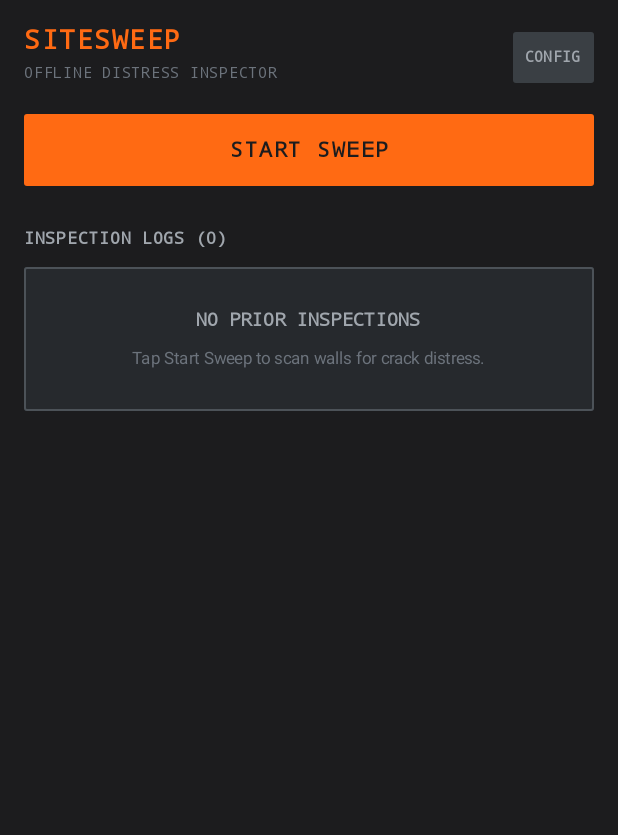
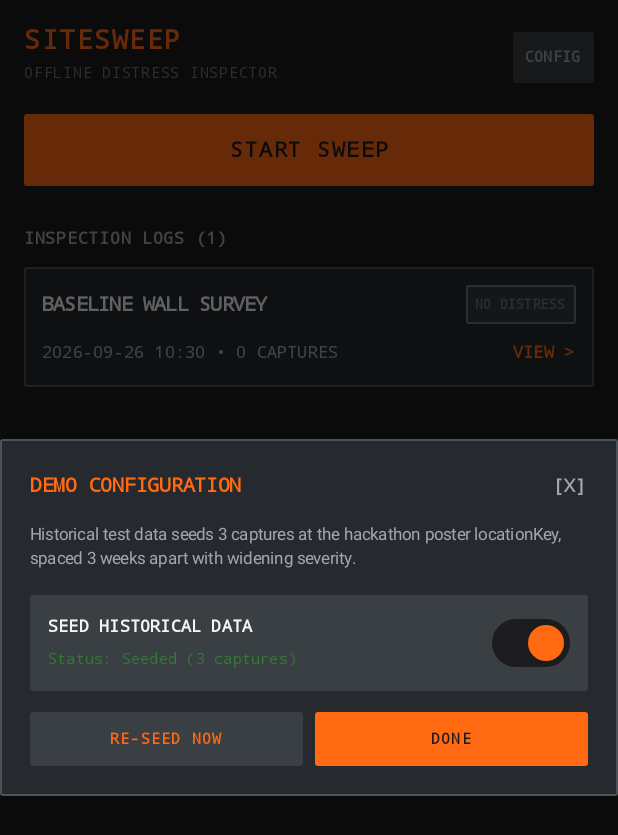
Before and after one commit to eka1357/SiteSweep_Live, an Android app built with Jetpack Compose: the screen it shows after launch (MainActivity), after a tap on "CONFIG", on a phone screen of 412 x 824 dp. Shown: the top 835 px of the screen. Run offline under Robolectric (Android 15) with nearby library versions, the light colour scheme and no system bars; our stand-ins replace Room's generated code.

Commit message:
Feature 6: DemoSeeder with 3 historical captures 3 weeks apart with widening severity and minimal settings toggle

```diff
--- a/app/build.gradle.kts
+++ b/app/build.gradle.kts
@@ -54,6 +54,10 @@ android {
             excludes += "/META-INF/{AL2.0,LGPL2.1}"
         }
     }
+
+    testOptions {
+        unitTests.isReturnDefaultValues = true
+    }
 }
 
 dependencies {
--- a/app/src/main/java/com/sitesweep/MainActivity.kt
+++ b/app/src/main/java/com/sitesweep/MainActivity.kt
@@ -99,8 +99,23 @@ class MainActivity : ComponentActivity() {
                     }
                 }
 
+                val app = context.applicationContext as SiteSweepApplication
+                LaunchedEffect(Unit) {
+                    val seeder = com.sitesweep.data.demo.DemoSeeder(context, app.repository)
+                    if (!seeder.isSeeded()) {
+                        seeder.seed()
+                    }
+                }
+
                 if (hasCameraPermission) {
                     var currentScreen by remember { mutableStateOf<AppScreen>(AppScreen.SessionList) }
+                    var showSettingsDialog by remember { mutableStateOf(false) }
+
+                    if (showSettingsDialog) {
+                        com.sitesweep.ui.settings.DemoSettingsDialog(
+                            onDismiss = { showSettingsDialog = false }
+                        )
+                    }
 
                     when (val screen = currentScreen) {
                         is AppScreen.SessionList -> {
@@ -111,6 +126,9 @@ class MainActivity : ComponentActivity() {
                                 },
                                 onSessionClick = { sessionId ->
                                     currentScreen = AppScreen.SessionDetail(sessionId)
+                                },
+                                onOpenSettings = {
+                                    showSettingsDialog = true
                                 }
                             )
                         }
--- a/app/src/main/java/com/sitesweep/capture/FrameStore.kt
+++ b/app/src/main/java/com/sitesweep/capture/FrameStore.kt
@@ -50,7 +50,7 @@ open class FrameStore(private val context: Context? = null) {
     /**
      * Deletes a captured image file if it exists.
      */
-    suspend fun deleteFrame(filePath: String): Boolean {
+    open suspend fun deleteFrame(filePath: String): Boolean {
         return withContext(Dispatchers.IO) {
             try {
                 val file = File(filePath)
--- /dev/null
+++ b/app/src/main/java/com/sitesweep/data/demo/DemoSeeder.kt
@@ -0,0 +1,224 @@
+package com.sitesweep.data.demo
+
+import android.content.Context
+import android.content.SharedPreferences
+import android.graphics.Bitmap
+import android.graphics.Canvas
+import android.graphics.Color
+import android.graphics.Paint
+import android.graphics.Path
+import android.util.Log
+import com.sitesweep.capture.FrameStore
+import com.sitesweep.capture.GeoTagger
+import com.sitesweep.data.local.entity.CaptureEntity
+import com.sitesweep.data.local.entity.SessionEntity
+import com.sitesweep.data.repository.SiteSweepRepository
+import kotlinx.coroutines.Dispatchers
+import kotlinx.coroutines.withContext
+
+/**
+ * DemoSeeder inserting 3 historical captures at the fixed demo locationKey.
+ * Per AGENTS.md:
+ * - 3 historical captures at fixed locationKey
+ * - Dates 3 weeks apart
+ * - Severity increasing (STABLE -> MONITOR -> STRUCTURAL)
+ * - Real Room rows, same code path as live captures
+ * - Real JPEGs stored in internal FrameStore
+ * - Gated behind settings toggle for resetting between demo runs
+ */
+class DemoSeeder(
+    private val context: Context? = null,
+    private val repository: SiteSweepRepository,
+    private val frameStore: FrameStore = FrameStore(context),
+    customPrefs: SharedPreferences? = null
+) {
+
+    companion object {
+        const val PREFS_NAME = "sitesweep_demo_prefs"
+        const val KEY_DEMO_SEEDED = "key_demo_seeded"
+        const val DEMO_SESSION_ID = "session_demo_historical_01"
+        const val CAPTURE_1_ID = "capture_demo_hist_01"
+        const val CAPTURE_2_ID = "capture_demo_hist_02"
+        const val CAPTURE_3_ID = "capture_demo_hist_03"
+    }
+
+    private val prefs = customPrefs ?: context?.getSharedPreferences(PREFS_NAME, Context.MODE_PRIVATE)
+
+    fun isSeeded(): Boolean = prefs?.getBoolean(KEY_DEMO_SEEDED, false) ?: false
+
+    suspend fun seed(): Boolean {
+        return withContext(Dispatchers.IO) {
+            try {
+                // Ensure existing demo rows are cleared first to prevent duplicates
+                clearInternal()
+
+                val now = System.currentTimeMillis()
+                val threeWeeksMs = 21L * 24 * 3600 * 1000L
+                val timeReading1 = now - (2 * threeWeeksMs) // 6 weeks ago
+                val timeReading2 = now - threeWeeksMs       // 3 weeks ago
+                val timeReading3 = now - (2 * 3600 * 1000L) // earlier today
+
+                // Create historical inspection session
+                val demoSession = SessionEntity(
+                    id = DEMO_SESSION_ID,
+                    startedAt = timeReading1,
+                    endedAt = timeReading3,
+                    label = "BASELINE WALL SURVEY"
+                )
+                repository.createSession(demoSession.label) // uses same repo path
+
+                val location = GeoTagger.DEFAULT_LOCATION_KEY
+                val lat = GeoTagger.DEFAULT_LAT
+                val lng = GeoTagger.DEFAULT_LNG
+
+                // 1. Reading 1: 6 weeks ago -> STABLE (Hairline / faint fissure)
+                val bmp1 = createConcreteCrackBitmap(crackWidthPx = 2f, crackIntensity = 0.3f)
+                val path1 = frameStore.saveFrame(bmp1, CAPTURE_1_ID)
+                val capture1 = CaptureEntity(
+                    id = CAPTURE_1_ID,
+                    sessionId = DEMO_SESSION_ID,
+                    imagePath = path1,
+                    lat = lat,
+                    lng = lng,
+                    timestamp = timeReading1,
+                    severity = "STABLE",
+                    confidence = 0.38f,
+                    locationKey = location
+                )
+                repository.insertCapture(capture1)
+
+                // 2. Reading 2: 3 weeks ago -> MONITOR (Developing crack)
+                val bmp2 = createConcreteCrackBitmap(crackWidthPx = 5f, crackIntensity = 0.65f)
+                val path2 = frameStore.saveFrame(bmp2, CAPTURE_2_ID)
+                val capture2 = CaptureEntity(
+                    id = CAPTURE_2_ID,
+                    sessionId = DEMO_SESSION_ID,
+                    imagePath = path2,
+                    lat = lat,
+                    lng = lng,
+                    timestamp = timeReading2,
+                    severity = "MONITOR",
+                    confidence = 0.68f,
+                    locationKey = location
+                )
+                repository.insertCapture(capture2)
+
+                // 3. Reading 3: Recent -> STRUCTURAL (Wide open shear fissure)
+                val bmp3 = createConcreteCrackBitmap(crackWidthPx = 10f, crackIntensity = 0.95f)
+                val path3 = frameStore.saveFrame(bmp3, CAPTURE_3_ID)
+                val capture3 = CaptureEntity(
+                    id = CAPTURE_3_ID,
+                    sessionId = DEMO_SESSION_ID,
+                    imagePath = path3,
+                    lat = lat,
+                    lng = lng,
+                    timestamp = timeReading3,
+                    severity = "STRUCTURAL",
+                    confidence = 0.91f,
+                    locationKey = location
+                )
+                repository.insertCapture(capture3)
+
+                prefs?.edit()?.putBoolean(KEY_DEMO_SEEDED, true)?.apply()
+                true
+            } catch (e: Exception) {
+                Log.e("DemoSeeder", "Error seeding demo data: ${e.message}", e)
+                false
+            }
+        }
+    }
+
+    suspend fun clear(): Boolean {
+        return withContext(Dispatchers.IO) {
+            try {
+                clearInternal()
+                prefs?.edit()?.putBoolean(KEY_DEMO_SEEDED, false)?.apply()
+                true
+            } catch (e: Exception) {
+                Log.e("DemoSeeder", "Error clearing demo data: ${e.message}", e)
+                false
+            }
+        }
+    }
+
+    private suspend fun clearInternal() {
+        repository.deleteSession(DEMO_SESSION_ID)
+        // Also clean up image files
+        frameStore.deleteFrame(CAPTURE_1_ID)
+        frameStore.deleteFrame(CAPTURE_2_ID)
+        frameStore.deleteFrame(CAPTURE_3_ID)
+    }
+
+    /**
+     * Generates a concrete-textured bitmap with an authentic crack fissure.
+     * Guarantees realistic visual assets for the demo inspection comparison.
+     */
+    open fun createConcreteCrackBitmap(crackWidthPx: Float, crackIntensity: Float): Bitmap? {
+        return try {
+            val width = 320
+            val height = 320
+            val bitmap = Bitmap.createBitmap(width, height, Bitmap.Config.ARGB_8888) ?: return null
+            val canvas = Canvas(bitmap)
+
+        // Concrete slate canvas
+        val bgPaint = Paint().apply {
+            color = Color.rgb(65, 70, 75)
+        }
+        canvas.drawRect(0f, 0f, width.toFloat(), height.toFloat(), bgPaint)
+
+        // Subtle aggregate noise texture
+        val noisePaint = Paint().apply {
+            color = Color.rgb(55, 60, 64)
+            strokeWidth = 2f
+        }
+        for (i in 0..400) {
+            val rx = (Math.random() * width).toFloat()
+            val ry = (Math.random() * height).toFloat()
+            canvas.drawPoint(rx, ry, noisePaint)
+        }
+
+        // Crack path running diagonally across the masonry
+        val crackPaint = Paint().apply {
+            color = Color.rgb(
+                (28 * (1f - crackIntensity * 0.5f)).toInt(),
+                (28 * (1f - crackIntensity * 0.5f)).toInt(),
+                (30 * (1f - crackIntensity * 0.5f)).toInt()
+            )
+            strokeWidth = crackWidthPx
+            style = Paint.Style.STROKE
+            strokeCap = Paint.Cap.ROUND
+            strokeJoin = Paint.Join.ROUND
+            isAntiAlias = true
+        }
+
+        val path = Path()
+        path.moveTo(60f, 40f)
+        path.lineTo(95f, 90f)
+        path.lineTo(130f, 130f)
+        path.lineTo(155f, 185f)
+        path.lineTo(210f, 230f)
+        path.lineTo(250f, 280f)
+
+        canvas.drawPath(path, crackPaint)
+
+        // Secondary tributary fissure for wider structural cracks
+        if (crackWidthPx > 4f) {
+            val tributaryPaint = Paint().apply {
+                color = crackPaint.color
+                strokeWidth = crackWidthPx * 0.5f
+                style = Paint.Style.STROKE
+                isAntiAlias = true
+            }
+            val tribPath = Path()
+            tribPath.moveTo(130f, 130f)
+            tribPath.lineTo(170f, 140f)
+            tribPath.lineTo(200f, 160f)
+            canvas.drawPath(tribPath, tributaryPaint)
+        }
+
+        return bitmap
+        } catch (e: Throwable) {
+            null
+        }
+    }
+}
--- /dev/null
+++ b/app/src/main/java/com/sitesweep/ui/settings/DemoSettingsSheet.kt
@@ -0,0 +1,203 @@
+package com.sitesweep.ui.settings
+
+import androidx.compose.foundation.background
+import androidx.compose.foundation.border
+import androidx.compose.foundation.clickable
+import androidx.compose.foundation.layout.Arrangement
+import androidx.compose.foundation.layout.Box
+import androidx.compose.foundation.layout.Column
+import androidx.compose.foundation.layout.Row
+import androidx.compose.foundation.layout.Spacer
+import androidx.compose.foundation.layout.fillMaxWidth
+import androidx.compose.foundation.layout.height
+import androidx.compose.foundation.layout.padding
+import androidx.compose.foundation.shape.RoundedCornerShape
+import androidx.compose.material3.Button
+import androidx.compose.material3.ButtonDefaults
+import androidx.compose.material3.Switch
+import androidx.compose.material3.SwitchDefaults
+import androidx.compose.material3.Text
+import androidx.compose.runtime.Composable
+import androidx.compose.runtime.getValue
+import androidx.compose.runtime.mutableStateOf
+import androidx.compose.runtime.remember
+import androidx.compose.runtime.rememberCoroutineScope
+import androidx.compose.runtime.setValue
+import androidx.compose.ui.Alignment
+import androidx.compose.ui.Modifier
+import androidx.compose.ui.platform.LocalContext
+import androidx.compose.ui.text.font.FontFamily
+import androidx.compose.ui.text.font.FontWeight
+import androidx.compose.ui.unit.dp
+import androidx.compose.ui.unit.sp
+import androidx.compose.ui.window.Dialog
+import com.sitesweep.SiteSweepApplication
+import com.sitesweep.data.demo.DemoSeeder
+import com.sitesweep.ui.theme.PaletteInk
+import com.sitesweep.ui.theme.PaletteInkElevated
+import com.sitesweep.ui.theme.PaletteSafetyOrange
+import com.sitesweep.ui.theme.PaletteSlate
+import com.sitesweep.ui.theme.PaletteSlateBorder
+import com.sitesweep.ui.theme.SeverityGreen
+import com.sitesweep.ui.theme.TextLightPrimary
+import com.sitesweep.ui.theme.TextLightSecondary
+import com.sitesweep.ui.theme.TextLightTertiary
+import kotlinx.coroutines.launch
+
+/**
+ * Minimal settings dialog strictly for gating the DemoSeeder.
+ * Per AGENTS.md: No settings menus beyond the demo toggle.
+ */
+@Composable
+fun DemoSettingsDialog(
+    onDismiss: () -> Unit
+) {
+    val context = LocalContext.current
+    val app = context.applicationContext as SiteSweepApplication
+    val seeder = remember { DemoSeeder(context, app.repository) }
+    val scope = rememberCoroutineScope()
+
+    var isSeeded by remember { mutableStateOf(seeder.isSeeded()) }
+    var statusMessage by remember { mutableStateOf(if (isSeeded) "Seeded (3 captures)" else "Unseeded") }
+
+    Dialog(onDismissRequest = onDismiss) {
+        Column(
+            modifier = Modifier
+                .fillMaxWidth()
+                .background(PaletteInkElevated, RoundedCornerShape(2.dp))
+                .border(1.dp, PaletteSlateBorder, RoundedCornerShape(2.dp))
+                .padding(20.dp)
+        ) {
+            Row(
+                modifier = Modifier.fillMaxWidth(),
+                horizontalArrangement = Arrangement.SpaceBetween,
+                verticalAlignment = Alignment.CenterVertically
+            ) {
+                Text(
+                    text = "DEMO CONFIGURATION",
+                    color = PaletteSafetyOrange,
+                    fontSize = 13.sp,
+                    fontFamily = FontFamily.Monospace,
+                    fontWeight = FontWeight.Bold,
+                    letterSpacing = 0.5.sp
+                )
+
+                Text(
+                    text = "[X]",
+                    color = TextLightSecondary,
+                    fontSize = 12.sp,
+                    fontFamily = FontFamily.Monospace,
+                    fontWeight = FontWeight.Bold,
+                    modifier = Modifier.clickable(onClick = onDismiss)
+                )
+            }
+
+            Spacer(modifier = Modifier.height(14.dp))
+
+            Text(
+                text = "Historical test data seeds 3 captures at the hackathon poster locationKey, spaced 3 weeks apart with widening severity.",
+                color = TextLightSecondary,
+                fontSize = 11.sp,
+                lineHeight = 16.sp
+            )
+
+            Spacer(modifier = Modifier.height(16.dp))
+
+            // Toggle Row
+            Row(
+                modifier = Modifier
+                    .fillMaxWidth()
+                    .background(PaletteSlate, RoundedCornerShape(2.dp))
+                    .padding(horizontal = 12.dp, vertical = 8.dp),
+                horizontalArrangement = Arrangement.SpaceBetween,
+                verticalAlignment = Alignment.CenterVertically
+            ) {
+                Column {
+                    Text(
+                        text = "SEED HISTORICAL DATA",
+                        color = TextLightPrimary,
+                        fontSize = 11.sp,
+                        fontFamily = FontFamily.Monospace,
+                        fontWeight = FontWeight.Bold
+                    )
+                    Text(
+                        text = "Status: $statusMessage",
+                        color = if (isSeeded) SeverityGreen else TextLightTertiary,
+                        fontSize = 10.sp,
+                        fontFamily = FontFamily.Monospace
+                    )
+                }
+
+                Switch(
+                    checked = isSeeded,
+                    onCheckedChange = { enable ->
+                        scope.launch {
+                            if (enable) {
+                                val success = seeder.seed()
+                                isSeeded = success
+                                statusMessage = if (success) "Seeded (3 captures)" else "Seed failed"
+                            } else {
+                                val cleared = seeder.clear()
+                                isSeeded = !cleared
+                                statusMessage = "Unseeded"
+                            }
+                        }
+                    },
+                    colors = SwitchDefaults.colors(
+                        checkedThumbColor = PaletteSafetyOrange,
+                        checkedTrackColor = PaletteInk,
+                        uncheckedThumbColor = TextLightTertiary,
+                        uncheckedTrackColor = PaletteInkElevated
+                    )
+                )
+            }
+
+            Spacer(modifier = Modifier.height(14.dp))
+
+            Row(
+                modifier = Modifier.fillMaxWidth(),
+                horizontalArrangement = Arrangement.spacedBy(8.dp)
+            ) {
+                Button(
+                    onClick = {
+                        scope.launch {
+                            seeder.seed()
+                            isSeeded = true
+                            statusMessage = "Re-seeded (3 captures)"
+                        }
+                    },
+                    colors = ButtonDefaults.buttonColors(
+                        containerColor = PaletteSlate,
+                        contentColor = PaletteSafetyOrange
+                    ),
+                    shape = RoundedCornerShape(2.dp),
+                    modifier = Modifier.weight(1f).height(36.dp)
+                ) {
+                    Text(
+                        text = "RE-SEED NOW",
+                        fontSize = 10.sp,
+                        fontFamily = FontFamily.Monospace,
+                        fontWeight = FontWeight.Bold
+                    )
+                }
+
+                Button(
+                    onClick = onDismiss,
+                    colors = ButtonDefaults.buttonColors(
+                        containerColor = PaletteSafetyOrange,
+                        contentColor = PaletteInk
+                    ),
+                    shape = RoundedCornerShape(2.dp),
+                    modifier = Modifier.weight(1f).height(36.dp)
+                ) {
+                    Text(
+                        text = "DONE",
+                        fontSize = 10.sp,
+                        fontFamily = FontFamily.Monospace,
+                        fontWeight = FontWeight.Bold
+                    )
+                }
+            }
+        }
+    }
+}
```
Also changed, not shown: 1 other file.
